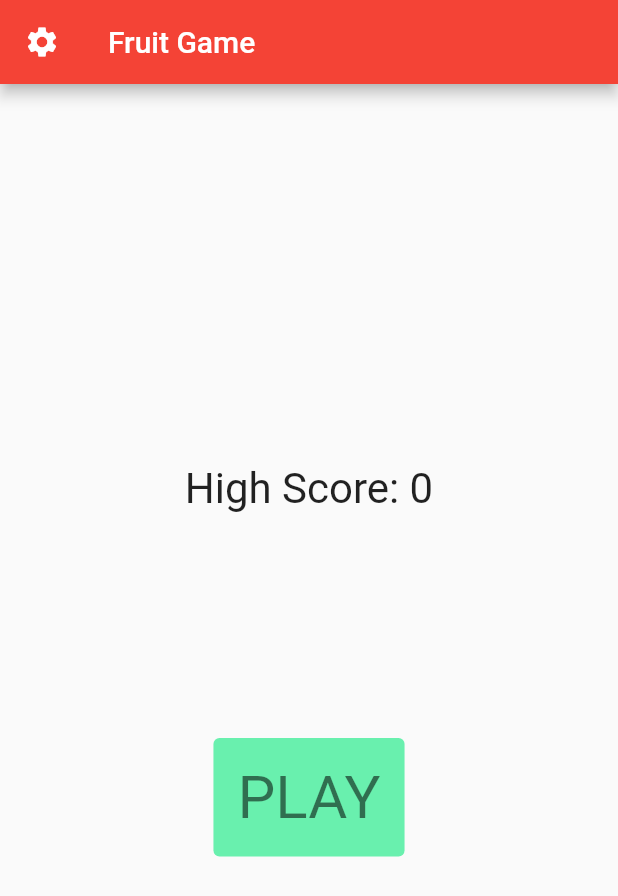
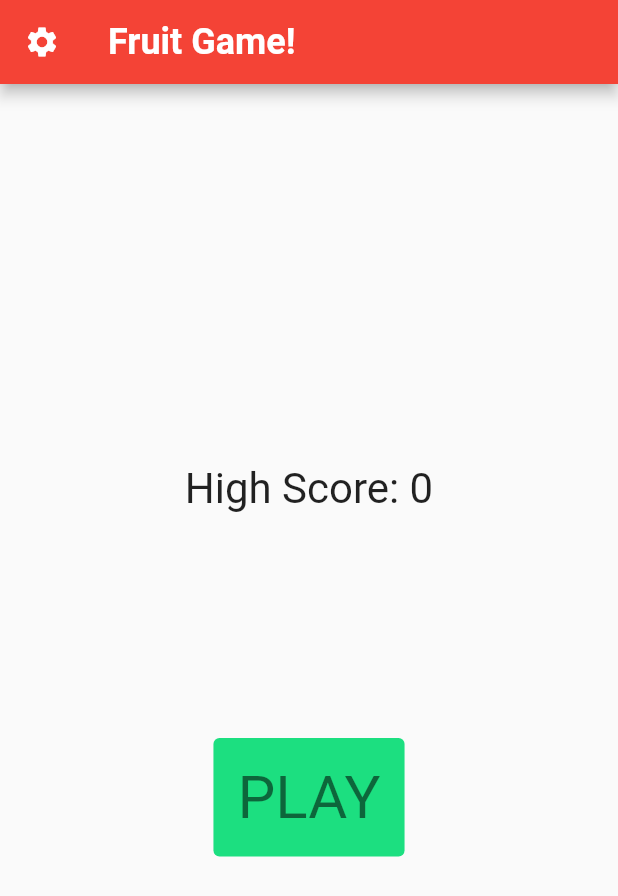
Before and after one commit to connorescajeda/Sensory-Overload, a Flutter app: the screen it shows after launch, on a phone screen of 412 x 824 dp. Shown: the top 896 px of the screen. Run offline on Flutter 3.47's test engine with Material 2 defaults, Android fonts, the phone set to English and light mode, and no system bars; our stand-ins replace adaptive_theme, sensors_plus.

Commit message:
Redid title, fixed unit tests

```diff
--- a/fruit_collector/lib/main.dart
+++ b/fruit_collector/lib/main.dart
@@ -6,7 +6,6 @@ import 'package:flutter/material.dart';
 import 'package:adaptive_theme/adaptive_theme.dart';
 import 'player.dart';
 import 'package:flutter/services.dart';
-//import 'dart:html';
 
 void main() {
   WidgetsFlutterBinding.ensureInitialized();
@@ -33,12 +32,10 @@ class MyApp extends StatelessWidget {
         ),
         initial: AdaptiveThemeMode.light,
         builder: (theme, darkTheme) => MaterialApp(
-              title: 'Flutter Demo',
+              title: 'Fruit Game!',
               theme: theme,
               darkTheme: darkTheme,
-              home: const MyHomePage(
-                title: 'Fruit Game',
-              ),
+              home: MyHomePage(),
             ));
   }
 }
@@ -46,12 +43,9 @@ class MyApp extends StatelessWidget {
 // https://docs.flutter.dev/cookbook/navigation/navigation-basics
 
 class MyHomePage extends StatefulWidget {
-  const MyHomePage({
+  MyHomePage({
     Key? key,
-    required this.title,
   }) : super(key: key);
-
-  final String title;
 
   @override
   State<MyHomePage> createState() => _MyHomePageState();
@@ -76,13 +70,14 @@ class _MyHomePageState extends State<MyHomePage> {
     // THIS VARIABLE SHOULD UPDATE THE HIGH SCORE BUT IT'S NOT RELOADING!
     var highScore = globals.highScore;
 
-    print("this is the new high score: ${highScore.toString()}");
+    TextStyle titleTextStyle = const TextStyle(
+        color: Colors.white, fontWeight: FontWeight.bold, fontSize: 24.0);
 
     return Scaffold(
         appBar: AppBar(
           // Here we take the value from the MyHomePage object that was created by
           // the App.build method, and use it to set our appbar title.
-          title: Text(widget.title),
+          title: Text("Fruit Game!", style: titleTextStyle),
           leading: Builder(
             builder: (BuildContext context) {
               return IconButton(
@@ -110,8 +105,7 @@ class _MyHomePageState extends State<MyHomePage> {
             TextButton(
                 key: const Key("Game Button"),
                 style: TextButton.styleFrom(
-                  backgroundColor:
-                      Colors.greenAccent, //backgroundColor: Colors.white,
+                  backgroundColor: Color.fromARGB(255, 28, 223, 128),
                   padding: const EdgeInsets.all(16.0),
                   textStyle: const TextStyle(fontSize: 12),
                 ),
```
Also changed, not shown: 1 other file.
